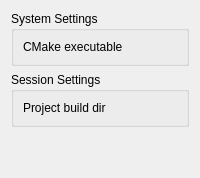
This is addons/kate/pate/src/plugins/cmake_utils/cmake_utils_settings.ui in KDE/kate as Qt 5 draws it before an edit. The edited form follows.
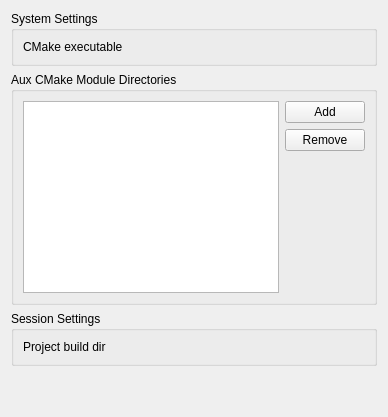
This is the edited form. Custom widgets are drawn as their Qt base class.

Commit message: CMake helper now can be configureed w/ paths to aux (custom) modules, so in a toolview one can see a help screen for all found (non-standard) modules.

The edit to the form file:
```diff
--- a/addons/kate/pate/src/plugins/cmake_utils/cmake_utils_settings.ui
+++ b/addons/kate/pate/src/plugins/cmake_utils/cmake_utils_settings.ui
@@ -35,6 +35,59 @@
      </layout>
     </widget>
    </item>
+   <item>
+    <widget class="QGroupBox" name="groupBox">
+     <property name="title">
+      <string>Aux CMake Module Directories</string>
+     </property>
+     <layout class="QHBoxLayout" name="horizontalLayout">
+      <item>
+       <widget class="QListWidget" name="moduleDirs">
+        <property name="toolTip">
+         <string>Aux paths with CMake modules. CMake will try to parse initial comment for evry module found, so you can see a help screen for custom modules in the toolview.</string>
+        </property>
+       </widget>
+      </item>
+      <item>
+       <layout class="QVBoxLayout" name="buttons_vl">
+        <item>
+         <widget class="QPushButton" name="addButton">
+          <property name="toolTip">
+           <string>Open a file dialog to select a path to be added.</string>
+          </property>
+          <property name="text">
+           <string>Add</string>
+          </property>
+         </widget>
+        </item>
+        <item>
+         <widget class="QPushButton" name="removeButton">
+          <property name="toolTip">
+           <string>Remove current path from a list of aux modules.</string>
+          </property>
+          <property name="text">
+           <string>Remove</string>
+          </property>
+         </widget>
+        </item>
+        <item>
+         <spacer name="vs_buttons">
+          <property name="orientation">
+           <enum>Qt::Vertical</enum>
+          </property>
+          <property name="sizeHint" stdset="0">
+           <size>
+            <width>20</width>
+            <height>40</height>
+           </size>
+          </property>
+         </spacer>
+        </item>
+       </layout>
+      </item>
+     </layout>
+    </widget>
+   </item>
    <item>
     <widget class="KButtonGroup" name="session">
      <property name="title">
```
Left out of the diff: 4 changed lines with no effect on the pictures. The commit also changes 3 other files.
